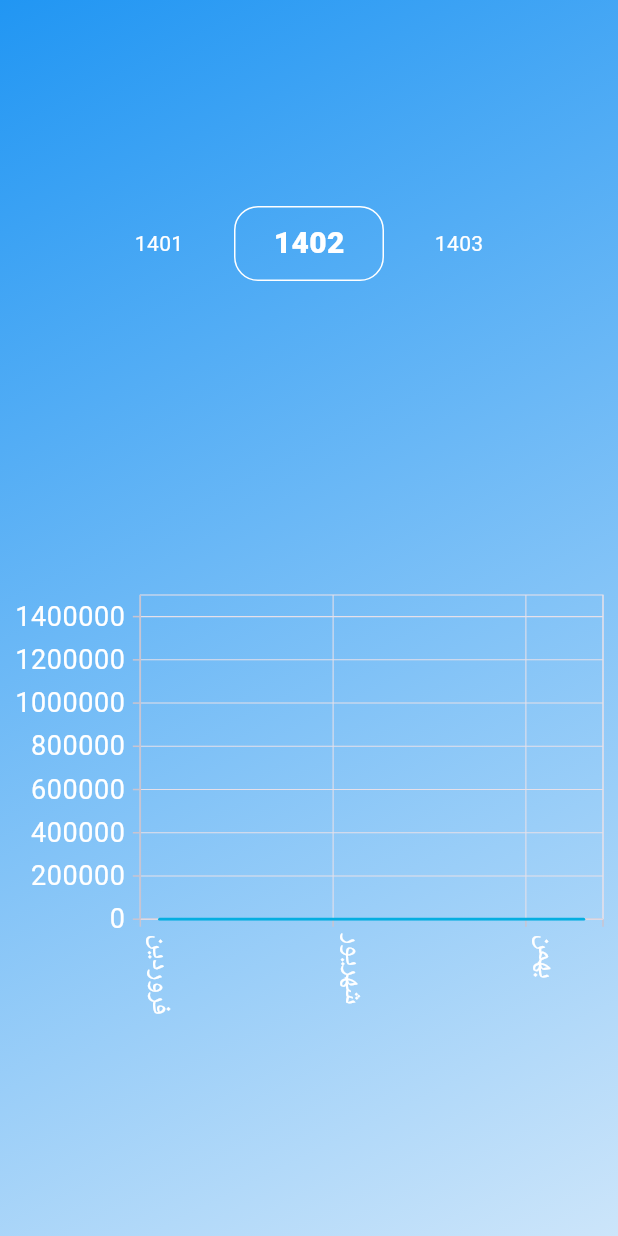
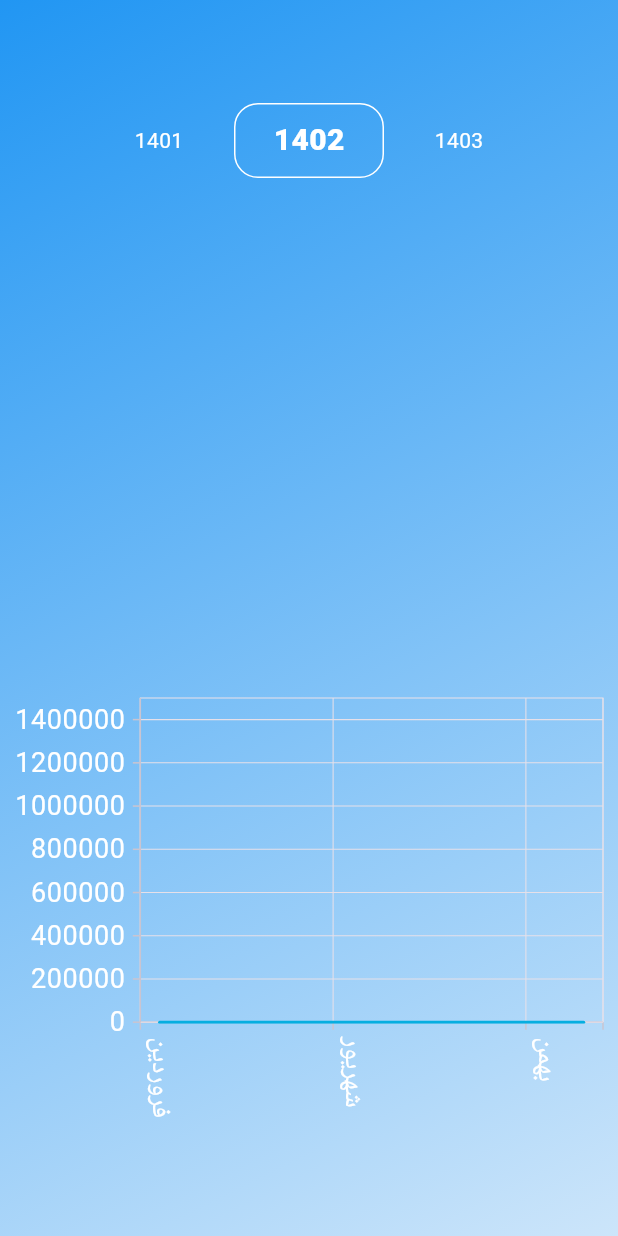
Before and after one commit to AliShakoori89/Issue_statistics, a Flutter app: the MonthlyChart screen opened directly, on a phone screen of 412 x 824 dp. Run offline on Flutter 3.47's test engine with Material 3 defaults, Android fonts, the phone set to English and light mode, and no system bars; drawn by our look-alikes of numberpicker; our stand-ins replace connectivity_plus, equatable, fl_chart, flutter_bloc, shamsi_date, shared_preferences and 3 more; missing offline and left inert: persian_datetime_picker, persian_number_utility; accounts and stored records are empty; network calls fail.

Commit message:
edit code

```diff
--- a/lib/presentation/bloc/set_date_bloc/bloc.dart
+++ b/lib/presentation/bloc/set_date_bloc/bloc.dart
@@ -144,11 +144,11 @@ class SetDateBloc extends Bloc<SetDateEvent, SetDateState> {
       ReadNumberOfIssueBetweenDaysEvent event, Emitter<SetDateState> emit) async {
     try {
       emit(state.copyWith(status: SetDateStatus.loading));
-      final String allIssueBetweenDays = await setDateRepository.readNumberOfIssueBetweenDays(event.startDate, event.endDate);
+      // final String allIssueBetweenDays = await setDateRepository.readNumberOfIssueBetweenDays(event.startDate, event.endDate);
       emit(
         state.copyWith(
             status: SetDateStatus.success,
-            allIssueBetweenDays: allIssueBetweenDays
+            // allIssueBetweenDays: allIssueBetweenDays
         ),
       );
     } catch (error) {
--- a/lib/presentation/page/monthly_statistic_chart_page.dart
+++ b/lib/presentation/page/monthly_statistic_chart_page.dart
@@ -1,3 +1,5 @@
+import 'dart:developer';
+
 import 'package:flutter/material.dart';
 import 'package:issue_statistics/presentation/bloc/monthly_chart/bloc.dart';
 import 'package:issue_statistics/presentation/bloc/monthly_chart/state.dart';
@@ -6,6 +8,10 @@ import 'package:syncfusion_flutter_charts/charts.dart';
 import 'package:numberpicker/numberpicker.dart';
 import 'package:flutter_bloc/flutter_bloc.dart';
 import '../bloc/monthly_chart/event.dart';
+import 'package:connectivity_plus/connectivity_plus.dart';
+
+import '../page_helpers/const/no_data_page.dart';
+
 
 class MonthlyChart extends StatefulWidget {
   const MonthlyChart({super.key});
@@ -17,6 +23,19 @@ class MonthlyChart extends StatefulWidget {
 class _MonthlyChartState extends State<MonthlyChart> {
 
   int currentHorizontalIntValue = 1402;
+  ConnectivityResult connectivityResult = ConnectivityResult.none;
+  Connectivity connectivity = Connectivity();
+
+  @override
+  void initState() {
+    connectivity.onConnectivityChanged.listen((ConnectivityResult result) {
+      setState(() {
+        connectivityResult = result;
+      });
+      log(result.name);
+    });
+    super.initState();
+  }
 
   @override
   Widget build(BuildContext context) {
@@ -38,8 +57,8 @@ class _MonthlyChartState extends State<MonthlyChart> {
           width: width,
           child: Padding(
             padding: EdgeInsets.only(
-              top: height / 6,
-              bottom: height / 6
+              top: height / 12,
+              bottom: height / 12
             ),
             child: Column(
               mainAxisAlignment: MainAxisAlignment.spaceBetween,
@@ -71,7 +90,9 @@ class _MonthlyChartState extends State<MonthlyChart> {
                     border: Border.all(color: Colors.white),
                   ),
                 ),
-                BlocBuilder<MonthlyChartBloc, MonthlyChartState>(
+                connectivityResult == ConnectivityResult.none
+                    ? const NoDataPage()
+                    : BlocBuilder<MonthlyChartBloc, MonthlyChartState>(
                 builder: (context, state) {
 
                   return SfCartesianChart(
--- a/lib/presentation/page/my_home_page.dart
+++ b/lib/presentation/page/my_home_page.dart
@@ -68,6 +68,7 @@ class _MyHomePageState extends State<MyHomePage> with SingleTickerProviderStateM
                       ),
                       child: TabBar(
                         controller: tabController,
+                        dividerHeight: 0,
                         unselectedLabelColor: Colors.black,
                         labelColor: Colors.white,
                         indicator: BoxDecoration(
--- a/lib/presentation/page_helpers/daily_date_picker_calendar.dart
+++ b/lib/presentation/page_helpers/daily_date_picker_calendar.dart
@@ -135,8 +135,6 @@ class DailyDatePickerCalendarState extends State<DailyDatePickerCalendar> {
           var date1 = DateFormat('yyyy/MM/dd')
               .format(DateTime.parse(date));
 
-          print("                                                           "  + date1);
-
           BlocProvider.of<SetDateBloc>(context)
               .add(ReadNumberOfIssuePerDateEvent(startDate: date1, endDate: date1));
         },
--- a/pubspec.yaml
+++ b/pubspec.yaml
@@ -60,8 +60,9 @@ dev_dependencies:
   hive_flutter: ^1.1.0
   shimmer: ^3.0.0
   fl_chart: ^0.64.0
-  syncfusion_flutter_charts: ^23.2.4
+  syncfusion_flutter_charts: ^24.1.43
   numberpicker: ^2.1.2
+  connectivity_plus: ^5.0.2
 
 
 
```
Also changed, not shown: lib/logic/repositories/date_time_repository.dart (+8 -10 lines), lib/presentation/page/daily_statistics_page.dart (+22 -9 lines), lib/presentation/page/several_days_statistics_page.dart (+21 -1 lines), pubspec.lock, 3 other files.
